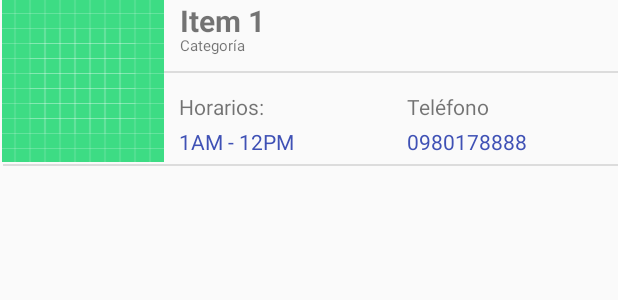
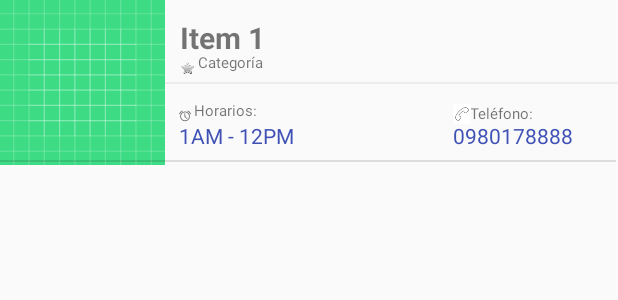
Before and after one commit to josecordero2016/Tarea03, an Android app: the layout lyt_items.xml on its own in the app's theme, with its tools: preview values and no code run, on a phone screen of 412 x 824 dp. Shown: the top 300 px of the screen. Run offline under Robolectric (Android 15) with nearby library versions, the phone set to English and light mode, and no system bars.

Commit message:
Correcciones del UI - Tarea finalizada

```diff
--- a/app/build.gradle
+++ b/app/build.gradle
@@ -25,8 +25,10 @@ android {
 dependencies {
     implementation fileTree(dir: "libs", include: ["*.jar"])
     implementation 'androidx.appcompat:appcompat:1.1.0'
+
     implementation 'androidx.constraintlayout:constraintlayout:1.1.3'
-    implementation 'androidx.recyclerview:recyclerview:1.1.0'
+    implementation 'androidx.recyclerview:recyclerview:1.2.0-alpha03'
+
     testImplementation 'junit:junit:4.12'
     androidTestImplementation 'androidx.test.ext:junit:1.1.1'
     androidTestImplementation 'androidx.test.espresso:espresso-core:3.2.0'
--- a/app/src/main/java/com/example/tarea03/Interfaces/int_restaurantes.java
+++ b/app/src/main/java/com/example/tarea03/Interfaces/int_restaurantes.java
@@ -11,6 +11,6 @@ public interface int_restaurantes {
             "secret-key: $2b$10$XMPGhDI648HghIgRqs8jGeh6kJr9zUMz6AXhUuGaSZtuI9WqqaBw2"
     })
 
-    @GET("b/5efe7a287f16b71d48aa3b09")
+    @GET("b/5efe7a287f16b71d48aa3b09/2")
     Call<Restaurantes> getRestaurantes();
 }
--- a/app/src/main/java/com/example/tarea03/MainActivity.java
+++ b/app/src/main/java/com/example/tarea03/MainActivity.java
@@ -3,16 +3,12 @@ package com.example.tarea03;
 import androidx.appcompat.app.AppCompatActivity;
 import androidx.recyclerview.widget.LinearLayoutManager;
 import androidx.recyclerview.widget.RecyclerView;
-
 import android.os.Bundle;
-import android.widget.TextView;
 import android.widget.Toast;
-
 import com.example.tarea03.Adaptadores.adt_datos;
 import com.example.tarea03.Interfaces.int_restaurantes;
 import com.example.tarea03.Modelos.Restaurantes;
 import com.example.tarea03.Modelos.Restaurantes.*;
-
 import retrofit2.Call;
 import retrofit2.Callback;
 import retrofit2.Response;
@@ -35,6 +31,7 @@ public class MainActivity extends AppCompatActivity {
                 .build();
 
         int_restaurantes int_restaurantes = rf.create(int_restaurantes.class);
+        // Se hace un llamado y obtiene el objeto restaurantes del JSON
         Call<Restaurantes> call = int_restaurantes.getRestaurantes();
         call.enqueue(new Callback<Restaurantes>() {
             @Override
@@ -43,13 +40,14 @@ public class MainActivity extends AppCompatActivity {
                 String cod_respuesta = "Código " + response.code();
                 //Definiendo donde se guardaran los valores obtenidos
                 String valores = "";
-                //Objeto de la tabla restaurantes
                 Restaurantes restaurantes = response.body();
-                //Creando array con datos de los restaurantes
+                //Creando array con datos de cada restaurante
                 Restaurante[] restaurant_arr = restaurantes.getRestaurantes();
-                //De cada objeto restaurante en el array se realiza una acción
+                //Creación y configuración del recyclerview
                 rclVista = (RecyclerView) findViewById(R.id.rclVista);
-                rclVista.setLayoutManager(new LinearLayoutManager(getApplicationContext(),LinearLayoutManager.VERTICAL,false));
+                LinearLayoutManager linear = new LinearLayoutManager(getApplicationContext());
+                linear.setOrientation(LinearLayoutManager.VERTICAL);
+                rclVista.setLayoutManager(linear);
                 adt_datos adaptador = new adt_datos(restaurant_arr);
                 rclVista.setAdapter(adaptador);
             }
--- a/app/src/main/java/com/example/tarea03/Modelos/Restaurantes.java
+++ b/app/src/main/java/com/example/tarea03/Modelos/Restaurantes.java
@@ -16,7 +16,7 @@ public class Restaurantes {
     }
 
     public class Restaurante{
-        private int id;
+        private String id;
         private String nombre;
         private String horarios;
         private String telefono;
@@ -24,7 +24,7 @@ public class Restaurantes {
         private String categoria;
         private String foto;
 
-        public Restaurante(int id, String nombre, String horarios, String telefono, String direccion, String categoria, String foto) {
+        public Restaurante(String id, String nombre, String horarios, String telefono, String direccion, String categoria, String foto) {
             this.id = id;
             this.nombre = nombre;
             this.horarios = horarios;
@@ -34,11 +34,11 @@ public class Restaurantes {
             this.foto = foto;
         }
 
-        public int getId() {
+        public String getId() {
             return id;
         }
 
-        public void setId(int id) {
+        public void setId(String id) {
             this.id = id;
         }
 
--- a/app/src/main/res/layout/activity_main.xml
+++ b/app/src/main/res/layout/activity_main.xml
@@ -6,12 +6,39 @@
     android:layout_height="match_parent"
     tools:context=".MainActivity">
 
+    <RelativeLayout
+        android:layout_width="match_parent"
+        android:layout_height="wrap_content"
+        android:background="#F3F3F3">
+
+        <TextView
+            android:id="@+id/textView2"
+            android:layout_width="match_parent"
+            android:layout_height="wrap_content"
+            android:layout_alignParentStart="true"
+            android:layout_alignParentEnd="true"
+            android:layout_marginStart="0dp"
+            android:layout_marginTop="10dp"
+            android:layout_marginEnd="1dp"
+            android:layout_marginBottom="10dp"
+            android:text="Listado de restaurantes"
+            android:textAlignment="center"
+            app:layout_constraintBottom_toBottomOf="parent"
+            app:layout_constraintEnd_toEndOf="parent"
+            app:layout_constraintHorizontal_bias="0.498"
+            app:layout_constraintStart_toStartOf="parent"
+            app:layout_constraintTop_toTopOf="parent"
+            app:layout_constraintVertical_bias="0.483" />
+    </RelativeLayout>
 
     <androidx.recyclerview.widget.RecyclerView
         android:id="@+id/rclVista"
         android:layout_width="match_parent"
         android:layout_height="match_parent"
         android:layout_alignParentStart="true"
-        android:layout_marginStart="0dp" />
+        android:layout_alignParentTop="true"
+        android:layout_alignParentBottom="true"
+        android:layout_marginStart="0dp"
+        android:layout_marginTop="39dp" />
 
 </RelativeLayout>
--- a/app/src/main/res/layout/lyt_items.xml
+++ b/app/src/main/res/layout/lyt_items.xml
@@ -7,44 +7,65 @@
     android:layout_height="match_parent">
 
 
+    <ImageView
+        android:id="@+id/imgPerfil"
+        android:layout_width="110dp"
+        android:layout_height="110dp"
+        android:layout_weight="1"
+        android:scaleType="fitXY"
+        app:srcCompat="@drawable/ic_launcher_background" />
+
     <TextView
-        android:id="@+id/textView7"
-        android:layout_width="67dp"
+        android:id="@+id/lblCategoria"
+        android:layout_width="276dp"
         android:layout_height="wrap_content"
         android:layout_below="@+id/lblNombre"
         android:layout_alignParentStart="true"
         android:layout_alignParentEnd="true"
-        android:layout_marginStart="271dp"
-        android:layout_marginTop="34dp"
-        android:layout_marginEnd="73dp"
+        android:layout_marginStart="132dp"
+        android:layout_marginTop="-4dp"
+        android:layout_marginEnd="2dp"
         android:layout_weight="1"
-        android:text="Teléfono"
-        android:textSize="14sp" />
+        android:text="Categoría"
+        android:textSize="10sp" />
 
     <TextView
-        android:id="@+id/textView4"
-        android:layout_width="67dp"
+        android:id="@+id/lblNombre"
+        android:layout_width="291dp"
+        android:layout_height="wrap_content"
+        android:layout_alignParentStart="true"
+        android:layout_alignParentTop="true"
+        android:layout_marginStart="120dp"
+        android:layout_marginTop="11dp"
+        android:layout_weight="1"
+        android:text="Item 1"
+        android:textSize="20sp"
+        android:textStyle="bold" />
+
+    <View
+        android:id="@+id/divider"
+        android:layout_width="wrap_content"
+        android:layout_height="1dp"
+        android:layout_below="@+id/lblCategoria"
+        android:layout_alignParentStart="true"
+        android:layout_alignParentEnd="true"
+        android:layout_marginStart="110dp"
+        android:layout_marginTop="6dp"
+        android:layout_marginEnd="-1dp"
+        android:background="?android:attr/listDivider"
+        android:backgroundTint="#7E370000"
+        android:foregroundTint="#94BF1616" />
+
+    <TextView
+        android:id="@+id/lblHorarios"
+        android:layout_width="176dp"
         android:layout_height="wrap_content"
         android:layout_below="@+id/lblNombre"
         android:layout_alignParentStart="true"
         android:layout_alignParentEnd="true"
         android:layout_marginStart="119dp"
-        android:layout_marginTop="34dp"
-        android:layout_marginEnd="225dp"
-        android:layout_weight="1"
-        android:text="Horarios:"
-        android:textSize="14sp" />
-
-    <TextView
-        android:id="@+id/lblHorarios"
-        android:layout_width="wrap_content"
-        android:layout_height="wrap_content"
-        android:layout_below="@+id/lblNombre"
-        android:layout_alignParentStart="true"
-        android:layout_alignParentEnd="true"
-        android:layout_marginStart="119dp"
-        android:layout_marginTop="57dp"
-        android:layout_marginEnd="159dp"
+        android:layout_marginTop="42dp"
+        android:layout_marginEnd="116dp"
         android:layout_weight="1"
         android:text="1AM - 12PM"
         android:textColor="#3F51B5"
@@ -52,60 +73,53 @@
 
     <TextView
         android:id="@+id/lblTelefono"
-        android:layout_width="wrap_content"
+        android:layout_width="100dp"
         android:layout_height="wrap_content"
         android:layout_below="@+id/lblNombre"
-        android:layout_alignParentStart="true"
         android:layout_alignParentEnd="true"
-        android:layout_marginStart="271dp"
-        android:layout_marginTop="57dp"
-        android:layout_marginEnd="7dp"
+        android:layout_marginTop="42dp"
+        android:layout_marginEnd="10dp"
         android:layout_weight="1"
         android:text="0980178888"
         android:textColor="#3F51B5"
         android:textSize="14sp" />
 
+    <TextView
+        android:id="@+id/textView7"
+        android:layout_width="67dp"
+        android:layout_height="wrap_content"
+        android:layout_below="@+id/lblNombre"
+        android:layout_alignParentEnd="true"
+        android:layout_marginTop="30dp"
+        android:layout_marginEnd="31dp"
+        android:layout_weight="1"
+        android:text="Teléfono:"
+        android:textSize="10sp" />
+
     <ImageView
-        android:id="@+id/imgPerfil"
-        android:layout_width="110dp"
-        android:layout_height="wrap_content"
-        android:layout_weight="1"
-        app:srcCompat="@drawable/ic_launcher_background" />
+        android:id="@+id/imageView3"
+        android:layout_width="12dp"
+        android:layout_height="13dp"
+        android:layout_alignParentTop="true"
+        android:layout_alignParentEnd="true"
+        android:layout_marginTop="69dp"
+        android:layout_marginEnd="98dp"
+        android:background="#FFFFFF"
+        app:srcCompat="@android:drawable/ic_menu_call" />
 
     <TextView
-        android:id="@+id/lblNombre"
-        android:layout_width="291dp"
-        android:layout_height="wrap_content"
-        android:layout_alignParentStart="true"
-        android:layout_marginStart="120dp"
-        android:layout_weight="1"
-        android:text="Item 1"
-        android:textSize="20sp"
-        android:textStyle="bold" />
-
-    <TextView
-        android:id="@+id/lblCategoria"
-        android:layout_width="match_parent"
+        android:id="@+id/textView4"
+        android:layout_width="169dp"
         android:layout_height="wrap_content"
         android:layout_below="@+id/lblNombre"
         android:layout_alignParentStart="true"
         android:layout_alignParentEnd="true"
-        android:layout_marginStart="120dp"
-        android:layout_marginTop="-4dp"
-        android:layout_marginEnd="0dp"
+        android:layout_marginStart="129dp"
+        android:layout_marginTop="28dp"
+        android:layout_marginEnd="113dp"
         android:layout_weight="1"
-        android:text="Categoría"
+        android:text="Horarios:"
         android:textSize="10sp" />
-
-    <View
-        android:id="@+id/divider"
-        android:layout_width="wrap_content"
-        android:layout_height="1dp"
-        android:layout_below="@+id/lblCategoria"
-        android:layout_alignParentStart="true"
-        android:layout_marginStart="109dp"
-        android:layout_marginTop="10dp"
-        android:background="?android:attr/listDivider" />
 
     <View
         android:id="@+id/divider2"
@@ -114,9 +128,29 @@
         android:layout_below="@+id/lblCategoria"
         android:layout_alignParentStart="true"
         android:layout_alignParentEnd="true"
-        android:layout_marginStart="2dp"
-        android:layout_marginTop="72dp"
-        android:layout_marginEnd="-1dp"
+        android:layout_marginStart="0dp"
+        android:layout_marginTop="58dp"
+        android:layout_marginEnd="1dp"
         android:background="?android:attr/listDivider" />
 
+    <ImageView
+        android:id="@+id/imageView"
+        android:layout_width="10dp"
+        android:layout_height="12dp"
+        android:layout_alignParentStart="true"
+        android:layout_alignParentTop="true"
+        android:layout_marginStart="120dp"
+        android:layout_marginTop="39dp"
+        app:srcCompat="@android:drawable/btn_star" />
+
+    <ImageView
+        android:id="@+id/imageView2"
+        android:layout_width="8dp"
+        android:layout_height="wrap_content"
+        android:layout_alignParentStart="true"
+        android:layout_alignParentTop="true"
+        android:layout_marginStart="119dp"
+        android:layout_marginTop="69dp"
+        app:srcCompat="@android:drawable/ic_lock_idle_alarm" />
+
 </RelativeLayout>
```
